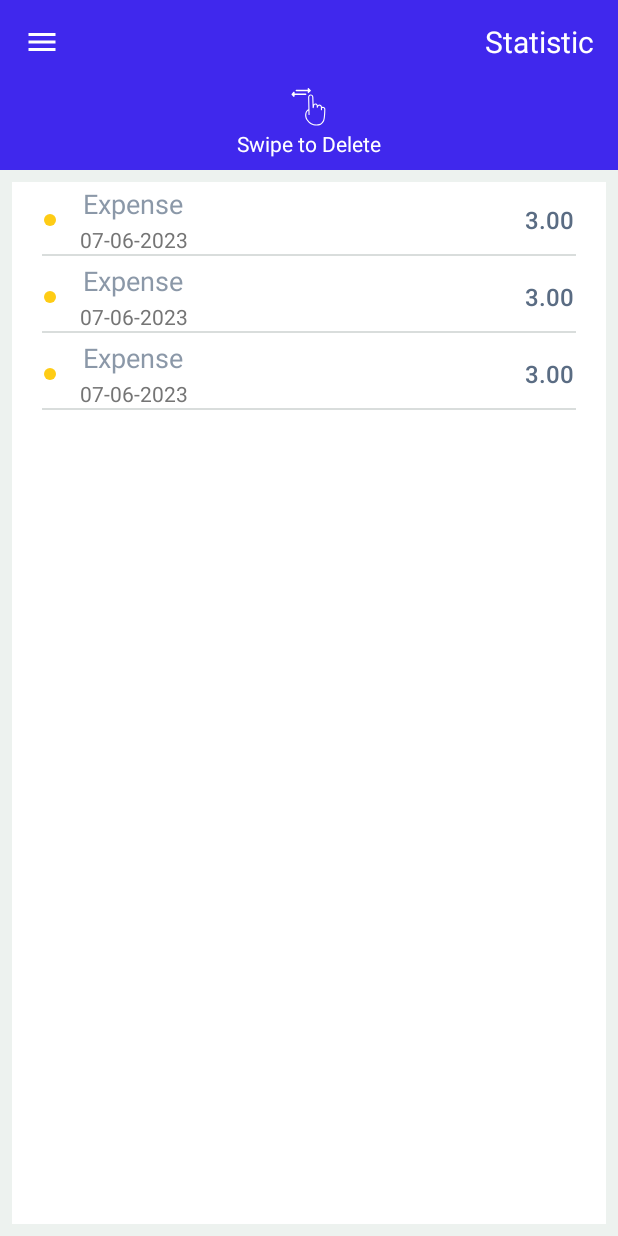
After one commit to AndreuZaitsev/PiggyBank, an Android app: the layout edit_expense.xml on its own in the app's theme, with its tools: preview values and no code run, on a phone screen of 412 x 824 dp. The commit adds this screen. Run offline under Robolectric (Android 15) with nearby library versions, the phone set to English and light mode, and no system bars.

Commit message:
Create edit expenses fragment Create edit expenses view model Create edit expense layout and edit expenses item layout Add navigation from expenses stat to edit expenses Add navigation from edit expenses to stat expenses Create edit expenses adapter Create edit expenses ui state Show expenses on edit expenses fragment

```diff
--- /dev/null
+++ b/app/src/main/res/layout/edit_expense.xml
@@ -0,0 +1,71 @@
+<?xml version="1.0" encoding="utf-8"?>
+<androidx.constraintlayout.widget.ConstraintLayout xmlns:android="http://schemas.android.com/apk/res/android"
+        xmlns:app="http://schemas.android.com/apk/res-auto"
+        xmlns:tools="http://schemas.android.com/tools"
+        android:layout_width="match_parent"
+        android:layout_height="match_parent"
+        android:background="@color/background_keyboard">
+
+    <androidx.appcompat.widget.Toolbar
+            android:id="@+id/edit_expense_toolbar"
+            style="@style/MyToolbarTheme"
+            android:layout_width="0dp"
+            android:layout_height="?actionBarSize"
+            app:layout_constraintEnd_toEndOf="parent"
+            app:layout_constraintStart_toStartOf="parent"
+            app:layout_constraintTop_toTopOf="parent"
+            app:navigationIcon="@drawable/ic_menu_black_24dp">
+
+        <TextView
+                android:id="@+id/tv_statistic"
+                android:layout_width="wrap_content"
+                android:layout_height="wrap_content"
+                android:layout_gravity="end"
+                android:layout_marginEnd="16dp"
+                android:text="@string/header_statistic"
+                android:textColor="@color/colorWhite"
+                android:textSize="20sp" />
+    </androidx.appcompat.widget.Toolbar>
+
+    <androidx.appcompat.widget.LinearLayoutCompat
+            android:id="@+id/expenses"
+            style="@style/MyToolbarTheme"
+            android:layout_width="0dp"
+            android:layout_height="wrap_content"
+            android:gravity="center"
+            android:orientation="vertical"
+            app:layout_constraintEnd_toEndOf="parent"
+            app:layout_constraintStart_toStartOf="parent"
+            app:layout_constraintTop_toBottomOf="@id/edit_expense_toolbar">
+
+        <ImageView
+                android:layout_width="wrap_content"
+                android:layout_height="0dp"
+                android:layout_weight="1"
+                android:src="@drawable/ic_scroll_horizontal" />
+
+        <TextView
+                android:layout_width="wrap_content"
+                android:layout_height="0dp"
+                android:layout_marginBottom="8dp"
+                android:layout_weight="1"
+                android:text="@string/swipe_to_delete"
+                android:textColor="@color/colorWhite" />
+
+    </androidx.appcompat.widget.LinearLayoutCompat>
+    <androidx.recyclerview.widget.RecyclerView
+            android:id="@+id/rv_edit_expenses"
+            android:layout_width="0dp"
+            android:layout_height="0dp"
+            android:layout_margin="8dp"
+            android:background="@color/colorWhite"
+            android:orientation="vertical"
+            app:layoutManager="androidx.recyclerview.widget.GridLayoutManager"
+            app:layout_constraintBottom_toBottomOf="parent"
+            app:layout_constraintEnd_toEndOf="parent"
+            app:layout_constraintStart_toStartOf="parent"
+            app:layout_constraintTop_toBottomOf="@id/expenses"
+            app:spanCount="1"
+            tools:listitem="@layout/edit_expense_item" />
+
+</androidx.constraintlayout.widget.ConstraintLayout>
--- /dev/null
+++ b/app/src/main/res/layout/edit_expense_item.xml
@@ -0,0 +1,64 @@
+<?xml version="1.0" encoding="utf-8"?>
+<androidx.constraintlayout.widget.ConstraintLayout xmlns:android="http://schemas.android.com/apk/res/android"
+        xmlns:app="http://schemas.android.com/apk/res-auto"
+        xmlns:tools="http://schemas.android.com/tools"
+        android:layout_width="match_parent"
+        android:layout_height="wrap_content">
+
+    <ImageView
+            android:id="@+id/iv_rect"
+            android:layout_width="wrap_content"
+            android:layout_height="wrap_content"
+            android:layout_margin="5dp"
+            android:paddingHorizontal="16dp"
+            android:paddingVertical="16dp"
+            android:src="@drawable/ic_rectangle_3"
+            app:layout_constraintStart_toStartOf="parent"
+            app:layout_constraintTop_toTopOf="parent" />
+
+    <TextView
+            android:id="@+id/tv_expense_name"
+            android:layout_width="wrap_content"
+            android:layout_height="wrap_content"
+            android:padding="2dp"
+            android:textColor="@color/expenses_item_name"
+            android:textSize="18sp"
+            app:layout_constraintStart_toEndOf="@id/iv_rect"
+            app:layout_constraintTop_toTopOf="parent"
+            tools:text="Expense" />
+
+    <TextView
+            android:id="@+id/tv_date_expense"
+            android:layout_width="wrap_content"
+            android:layout_height="wrap_content"
+            android:textColor="@color/secondary_text"
+            app:layout_constraintStart_toEndOf="@id/iv_rect"
+            app:layout_constraintTop_toBottomOf="@id/tv_expense_name"
+            tools:text="07-06-2023" />
+
+    <TextView
+            android:id="@+id/tv_expense_value"
+            android:layout_width="wrap_content"
+            android:layout_height="wrap_content"
+            android:layout_margin="5dp"
+            android:fontFamily="sans-serif-medium"
+            android:padding="16dp"
+            android:textColor="@color/color_pie_value"
+            android:textSize="16sp"
+            app:layout_constraintBottom_toTopOf="@id/item_divider"
+            app:layout_constraintEnd_toEndOf="parent"
+            app:layout_constraintTop_toTopOf="parent"
+            tools:text="3.00" />
+
+    <View
+            android:id="@+id/item_divider"
+            android:layout_width="match_parent"
+            android:layout_height="1dp"
+            android:layout_marginHorizontal="20dp"
+            android:background="@color/divider"
+            app:layout_constraintEnd_toEndOf="@id/tv_expense_value"
+            app:layout_constraintStart_toStartOf="@id/iv_rect"
+            app:layout_constraintTop_toBottomOf="@id/tv_date_expense" />
+
+
+</androidx.constraintlayout.widget.ConstraintLayout>
```
Also changed, not shown: app/src/main/java/com/example/piggybank/adapters/EditExpensesAdapter.kt (added, +55 -0 lines), app/src/main/java/com/example/piggybank/adapters/EditIncomeAdapter.kt (+8 -9 lines), app/src/main/java/com/example/piggybank/fragments/EditExpensesFragment.kt (added, +70 -0 lines), app/src/main/java/com/example/piggybank/fragments/ExpensesStatFragment.kt (+22 -0 lines), app/src/main/java/com/example/piggybank/uistates/EditExpensesUiState.kt (added, +7 -0 lines), app/src/main/java/com/example/piggybank/viewmodels/EditExpensesViewModel.kt (added, +55 -0 lines), app/src/main/java/com/example/piggybank/viewmodels/ExpensesStatViewModel.kt (added, +23 -0 lines), app/src/main/res/navigation/nav_graph.xml (+14 -1 lines).
